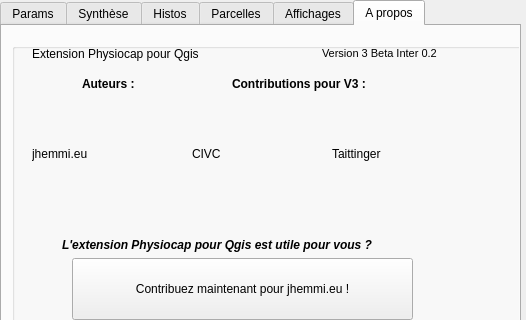
Old version of the form Physiocap3_dialog_base.ui in the repository jhemmi/Physiocap3; both pictures show x 0 to 526 and y 0 to 320 of the 526 by 739 pixel window.
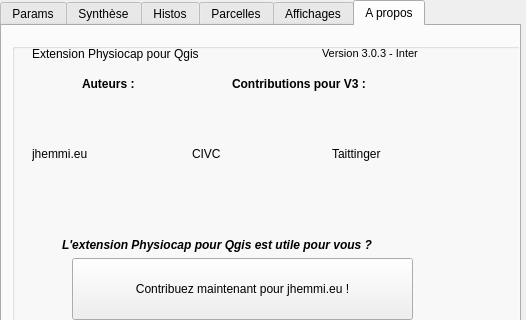
New version of the form. The open tabs and pages were chosen to show the change.

```diff
--- a/Physiocap3_dialog_base.ui
+++ b/Physiocap3_dialog_base.ui
@@ -4500,7 +4500,7 @@
        </font>
       </property>
       <property name="text">
-       <string>Version 3 Beta Inter 0.2</string>
+       <string>Version 3.0.3 - Inter</string>
       </property>
      </widget>
      <widget class="QLabel" name="label_500">
```
Left out of the diff: 2 changed lines with no effect on the pictures.
